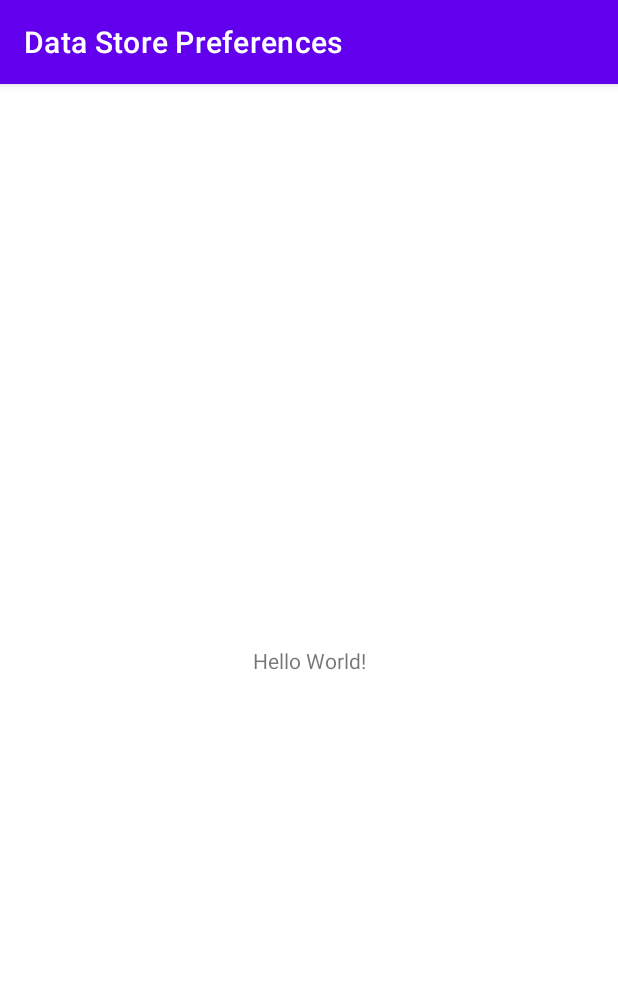
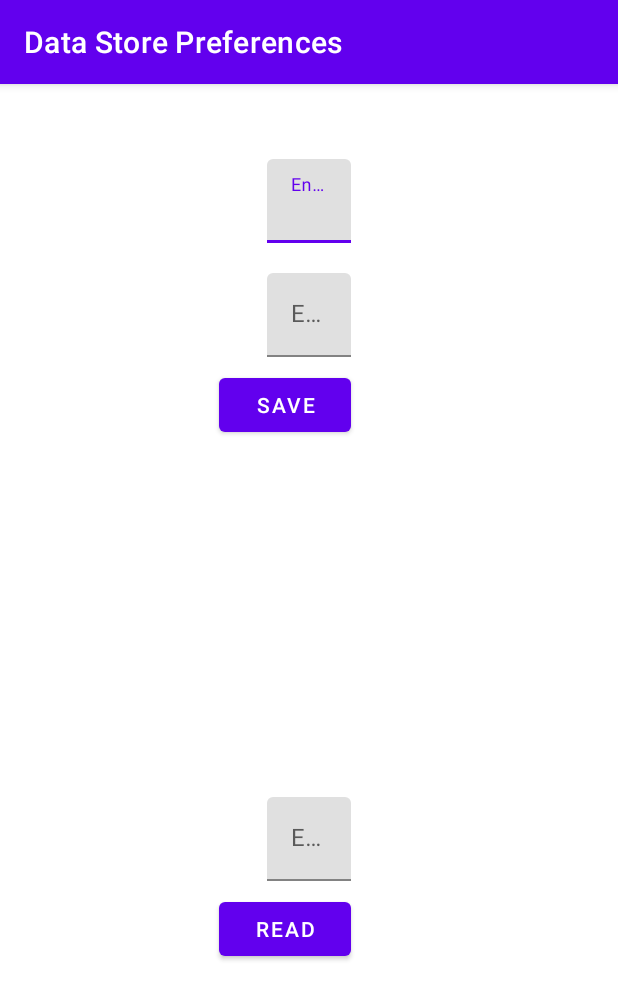
Before and after one commit to leonardosibela/data-store-preferences, an Android app: the screen it shows after launch (MainActivity), on a phone screen of 412 x 824 dp. Shown: the top 1000 px of the screen. Run offline under Robolectric (Android 15) with nearby library versions, the phone set to English and light mode, and no system bars.

Commit message:
Adding layout for MainActivity

```diff
--- a/app/src/main/res/layout/activity_main.xml
+++ b/app/src/main/res/layout/activity_main.xml
@@ -6,13 +6,89 @@
     android:layout_height="match_parent"
     tools:context=".MainActivity">
 
-    <TextView
+    <com.google.android.material.textfield.TextInputLayout
+        android:id="@+id/textInputLayout8"
         android:layout_width="wrap_content"
         android:layout_height="wrap_content"
-        android:text="Hello World!"
+        android:layout_marginTop="50dp"
+        android:hint="@string/enter_key"
+        app:layout_constraintEnd_toEndOf="parent"
+        app:layout_constraintHorizontal_bias="0.5"
+        app:layout_constraintStart_toStartOf="parent"
+        app:layout_constraintTop_toTopOf="parent">
+
+        <com.google.android.material.textfield.TextInputEditText
+            android:id="@+id/etSaveKey"
+            android:layout_width="match_parent"
+            android:layout_height="match_parent"
+            android:ems="15" />
+
+    </com.google.android.material.textfield.TextInputLayout>
+
+    <com.google.android.material.textfield.TextInputLayout
+        android:id="@+id/textInputLayout7"
+        android:layout_width="wrap_content"
+        android:layout_height="wrap_content"
+        android:layout_marginTop="20dp"
+        android:hint="@string/enter_value"
+        app:layout_constraintEnd_toEndOf="parent"
+        app:layout_constraintHorizontal_bias="0.5"
+        app:layout_constraintStart_toStartOf="parent"
+        app:layout_constraintTop_toBottomOf="@+id/textInputLayout8">
+
+        <com.google.android.material.textfield.TextInputEditText
+            android:id="@+id/etSaveValue"
+            android:layout_width="match_parent"
+            android:layout_height="match_parent"
+            android:ems="15" />
+
+    </com.google.android.material.textfield.TextInputLayout>
+
+    <com.google.android.material.textfield.TextInputLayout
+        android:id="@+id/textInputLayout"
+        android:layout_width="wrap_content"
+        android:layout_height="wrap_content"
+        android:hint="@string/enter_key"
         app:layout_constraintBottom_toBottomOf="parent"
-        app:layout_constraintLeft_toLeftOf="parent"
-        app:layout_constraintRight_toRightOf="parent"
-        app:layout_constraintTop_toTopOf="parent" />
+        app:layout_constraintEnd_toEndOf="parent"
+        app:layout_constraintHorizontal_bias="0.5"
+        app:layout_constraintStart_toStartOf="parent"
+        app:layout_constraintTop_toBottomOf="@+id/btnSave">
+
+        <com.google.android.material.textfield.TextInputEditText
+            android:id="@+id/etReadkey"
+            android:layout_width="match_parent"
+            android:layout_height="match_parent"
+            android:ems="15" />
+
+    </com.google.android.material.textfield.TextInputLayout>
+
+    <Button
+        android:id="@+id/btnSave"
+        android:layout_width="wrap_content"
+        android:layout_height="wrap_content"
+        android:layout_marginTop="8dp"
+        android:text="@string/save"
+        app:layout_constraintEnd_toEndOf="@+id/textInputLayout7"
+        app:layout_constraintTop_toBottomOf="@+id/textInputLayout7" />
+
+    <Button
+        android:id="@+id/btnRead"
+        android:layout_width="wrap_content"
+        android:layout_height="wrap_content"
+        android:layout_marginTop="8dp"
+        android:text="@string/read"
+        app:layout_constraintEnd_toEndOf="@+id/textInputLayout"
+        app:layout_constraintTop_toBottomOf="@+id/textInputLayout" />
+
+    <TextView
+        android:id="@+id/tvReadValue"
+        android:layout_width="wrap_content"
+        android:layout_height="wrap_content"
+        android:layout_marginTop="8dp"
+        app:layout_constraintEnd_toEndOf="@+id/textInputLayout"
+        app:layout_constraintStart_toStartOf="@+id/textInputLayout"
+        app:layout_constraintTop_toBottomOf="@+id/btnRead"
+        tools:text="This is a string" />
 
 </androidx.constraintlayout.widget.ConstraintLayout>
--- a/app/src/main/res/values/strings.xml
+++ b/app/src/main/res/values/strings.xml
@@ -1,3 +1,7 @@
 <resources>
     <string name="app_name">Data Store Preferences</string>
+    <string name="enter_key">Enter key...</string>
+    <string name="enter_value">Enter value...</string>
+    <string name="save">Save</string>
+    <string name="read">Read</string>
 </resources>
```
